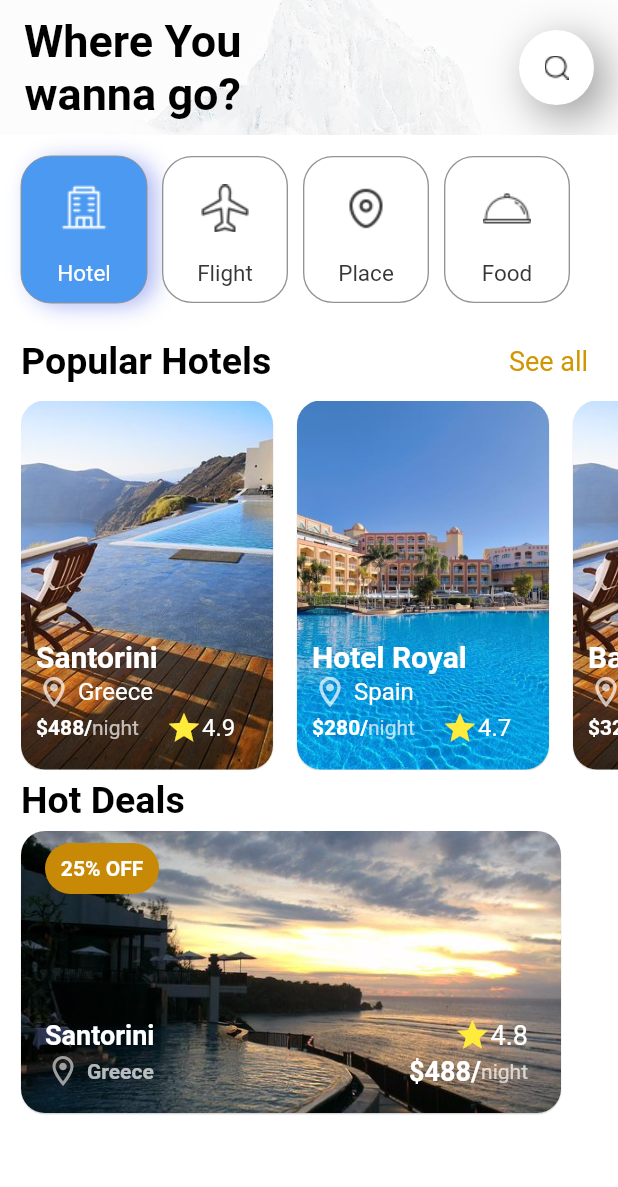
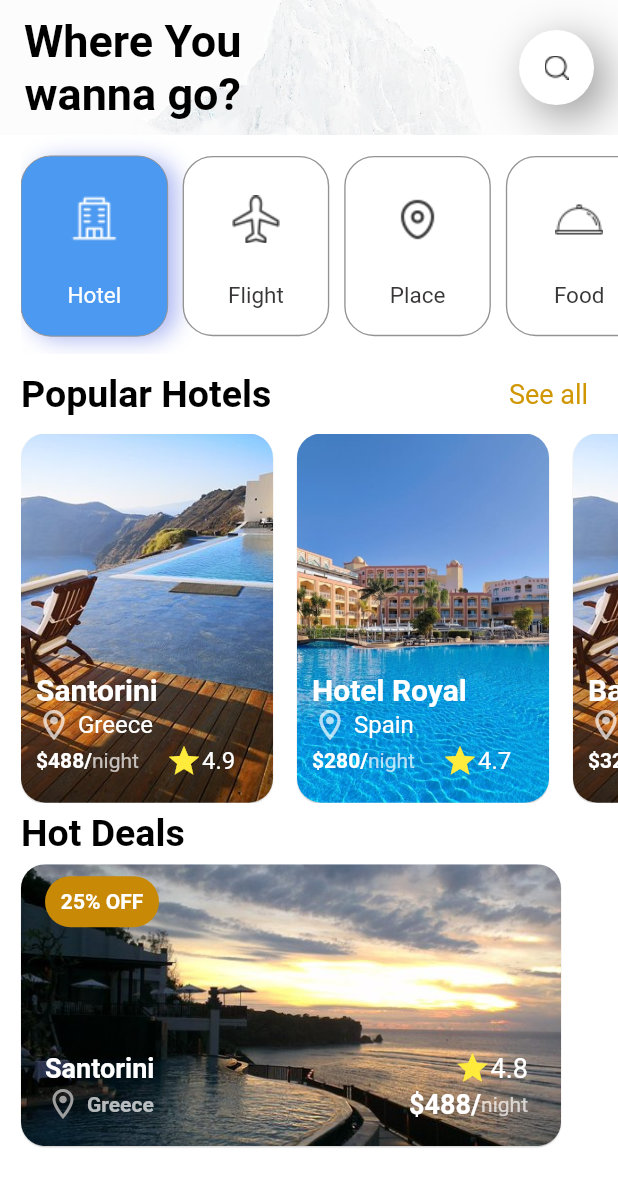
Before and after one commit to JatinJagal/flutter_UI_design, a Flutter app: the screen it shows after launch, on a phone screen of 412 x 824 dp. Shown: the top 1187 px of the screen. Run offline on Flutter 3.47's test engine with Material 2 defaults, Android fonts, the light colour scheme and no system bars; our stand-ins replace get; missing offline and left inert: dart:ffi.

Commit message:
This is my last commit

```diff
--- a/lib/dimentions.dart
+++ b/lib/dimentions.dart
@@ -15,11 +15,13 @@ class Dimensions{
   static double height20 = screenHeight/42.2;
   static double height30 = screenHeight/28.13;
   static double height45 = screenHeight/18.76;
+  static double height60 = screenHeight/5.64; //
 
   static double width10 = screenHeight/84.4;
   static double width15 = screenHeight/56.27;
   static double width20 = screenHeight/42.2;
   static double width30 = screenHeight/28.13;
+  static double width95 = screenHeight/8.43; //
 
   static double radius15 = screenHeight/56.27;
   static double radius20 = screenHeight/42.2;
--- a/lib/home_screen.dart
+++ b/lib/home_screen.dart
@@ -6,6 +6,7 @@ import 'package:project_test/component/icon_button.dart';
 import 'package:project_test/component/images.dart';
 import 'package:project_test/consts/colors.dart';
 import 'package:project_test/consts/lists.dart';
+import 'package:project_test/dimentions.dart';
 import 'package:project_test/hotel_detail_page.dart';
 class HomeScreen extends StatefulWidget {
   const HomeScreen({Key? key}) : super(key: key);
@@ -72,7 +73,7 @@ class _HomeScreenState extends State<HomeScreen> {
                 //------------Icon Button Card-------------------------
                 Container(
                   // color: Colors.green,
-                  height: 124,// 110 //114
+                  height: Dimensions.height60,// 110 //114//124
                   // width: 84,
                   child:
                   ListView.builder(
@@ -85,7 +86,7 @@ class _HomeScreenState extends State<HomeScreen> {
                               selectedIndex = index;
                             });
                           },
-                            child: IconBtnCards(btnName[index],btnList[index],selectedIndex,index,84.0,10.0));
+                            child: IconBtnCards(btnName[index],btnList[index],selectedIndex,index,Dimensions.width95,10.0)); //84.0
                       }),
                 ),
                 SizedBox(
```
